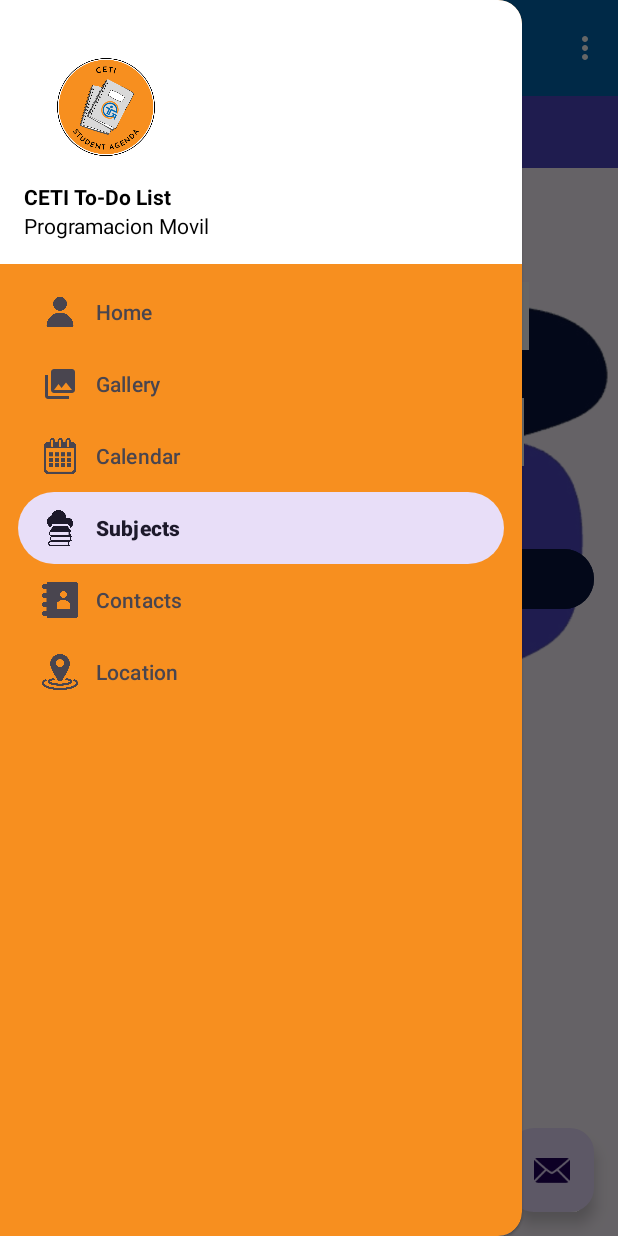
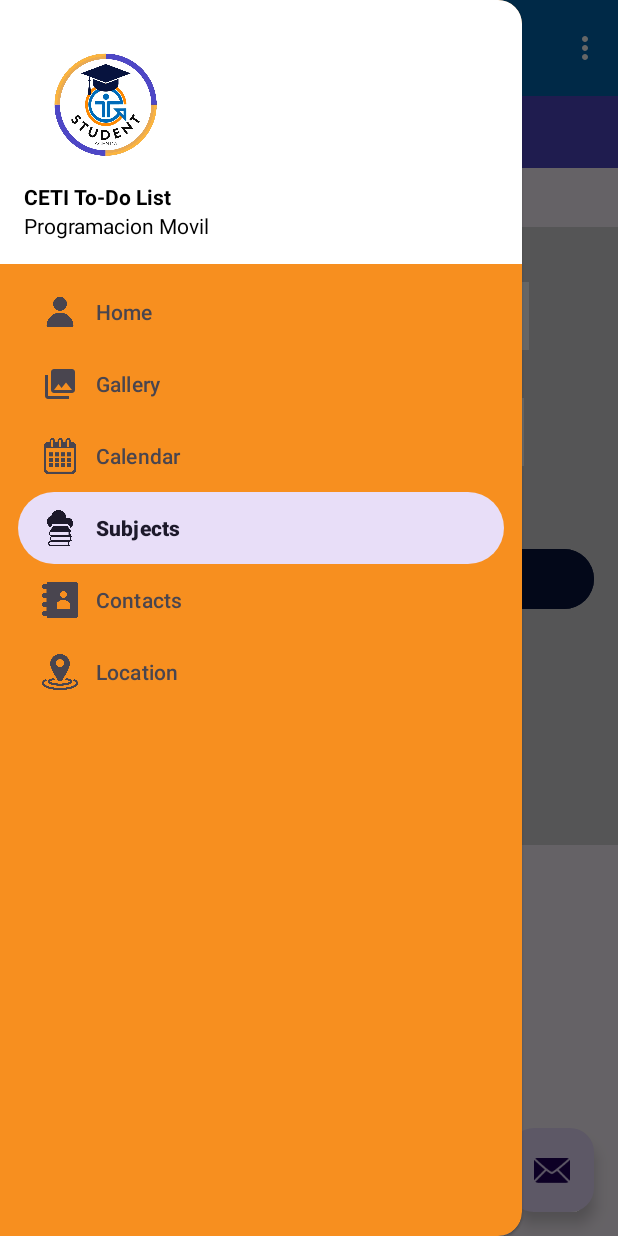
Before and after one commit to xFlameLiq/MobileProject2, an Android app: the fragment_subjects screen opened through its navigation route, with the side drawer open, on a phone screen of 412 x 824 dp. Run offline under Robolectric (Android 15) with nearby library versions, the phone set to English and light mode, and no system bars; our stand-ins replace navigation-ui.

Commit message:
logo add en nav header

```diff
--- a/app/src/main/res/layout/nav_header_menu_lateral.xml
+++ b/app/src/main/res/layout/nav_header_menu_lateral.xml
@@ -18,7 +18,7 @@
         android:layout_height="92dp"
         android:contentDescription="@string/nav_header_desc"
         android:paddingTop="@dimen/nav_header_vertical_spacing"
-        app:srcCompat="@mipmap/logo_agenda" />
+        app:srcCompat="@mipmap/logomain" />
 
     <TextView
         android:layout_width="match_parent"
```
Also changed, not shown: app/src/main/res/drawable/figures.png (deleted), app/src/main/res/mipmap-hdpi/logomain.png (added), 3 other files.
